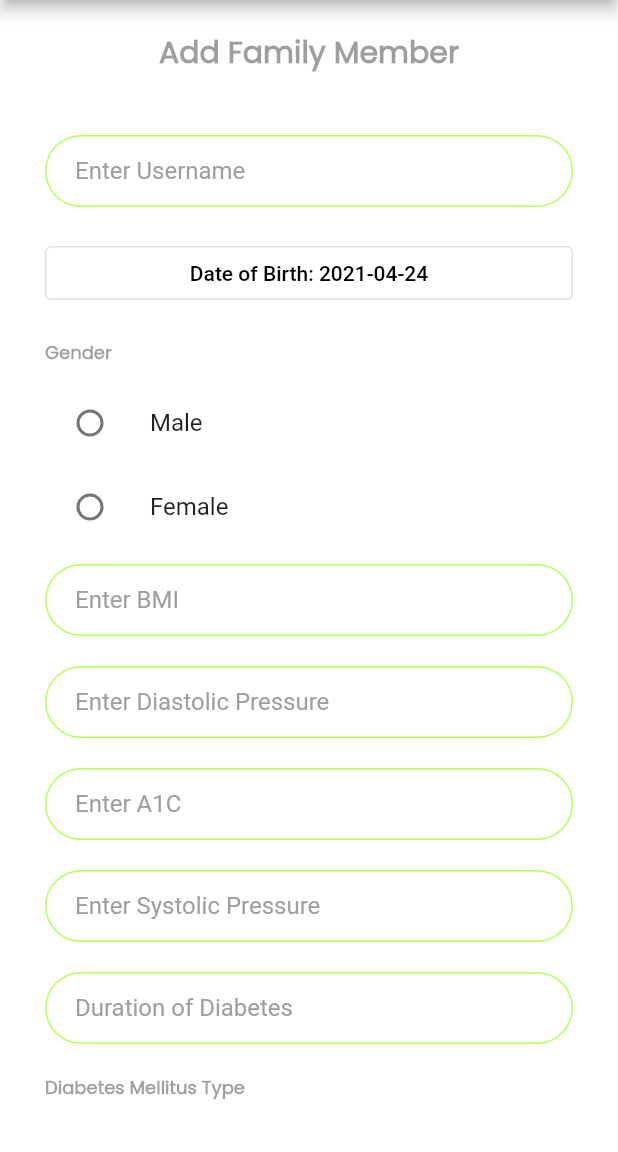
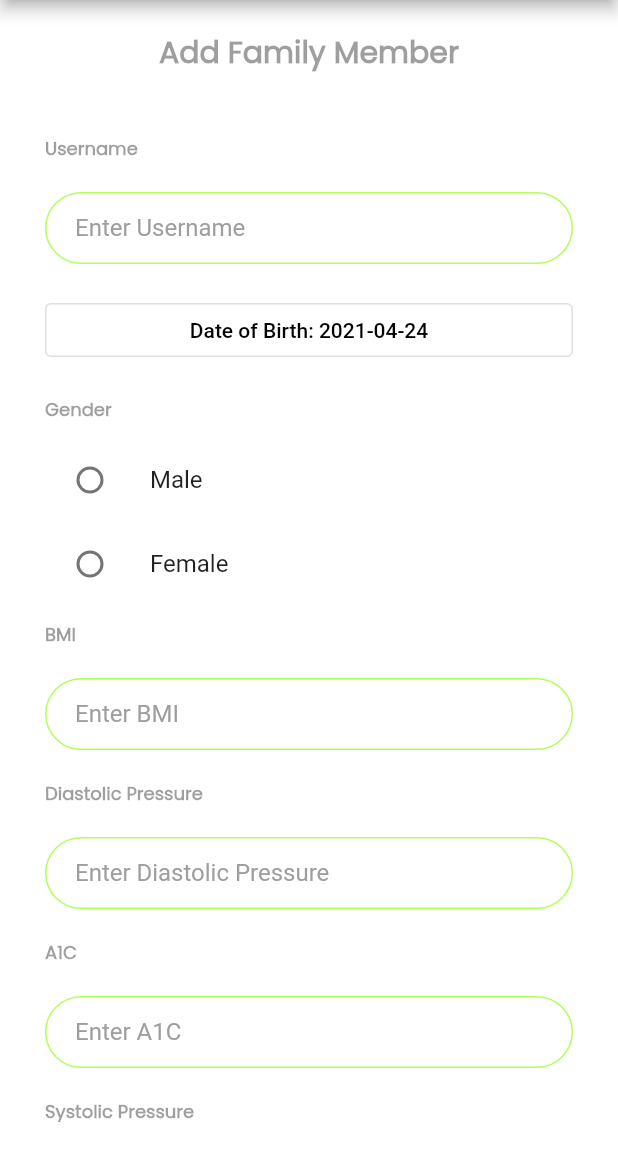
Before and after one commit to Ammar-Raneez/E-Ophthalmologist_UI, a Flutter app: the AddFamilyMemberScreen screen opened by its route, on a phone screen of 412 x 824 dp, the part 84-1236 px from its top. Run offline on Flutter 3.47's test engine with Material 2 defaults, Android fonts, the phone set to English and light mode, and no system bars; our stand-ins replace cached_network_image, cloud_firestore, dio, firebase_auth, firebase_core, firebase_storage and 4 more; missing offline and left inert: add_2_calendar, pdf_flutter; accounts and stored records are empty.

Commit message:
added labels to add family member screen

```diff
--- a/lib/screens/add_family_member.dart
+++ b/lib/screens/add_family_member.dart
@@ -136,6 +136,7 @@ class _AddFamilyMemberScreenState extends State<AddFamilyMemberScreen> {
                   SizedBox(
                     height: 30,
                   ),
+                  kRegistrationInputLabel("Username"),
                   kTextField(_usernameController, (value) => username = value,
                       "Enter Username", TextInputType.text, true),
                   kBuildDateTime(
@@ -158,14 +159,19 @@ class _AddFamilyMemberScreenState extends State<AddFamilyMemberScreen> {
                       gender = value;
                     });
                   }),
+                  kRegistrationInputLabel("BMI"),
                   kTextField(_bmiController, (value) => bmi = value,
                       "Enter BMI", TextInputType.number, true),
+                  kRegistrationInputLabel("Diastolic Pressure"),
                   kTextField(_diastolicController, (value) => diastolic = value,
                       "Enter Diastolic Pressure", TextInputType.number, true),
+                  kRegistrationInputLabel("A1C"),
                   kTextField(_a1cController, (value) => a1c = value,
                       "Enter A1C", TextInputType.number, true),
+                  kRegistrationInputLabel("Systolic Pressure"),
                   kTextField(_systolicController, (value) => systolic = value,
                       "Enter Systolic Pressure", TextInputType.number, true),
+                  kRegistrationInputLabel("Duration of Diabetes"),
                   kTextField(_durationController, (value) => duration = value,
                       "Duration of Diabetes", TextInputType.number, true),
                   kRegistrationInputLabel("Diabetes Mellitus Type"),
```
